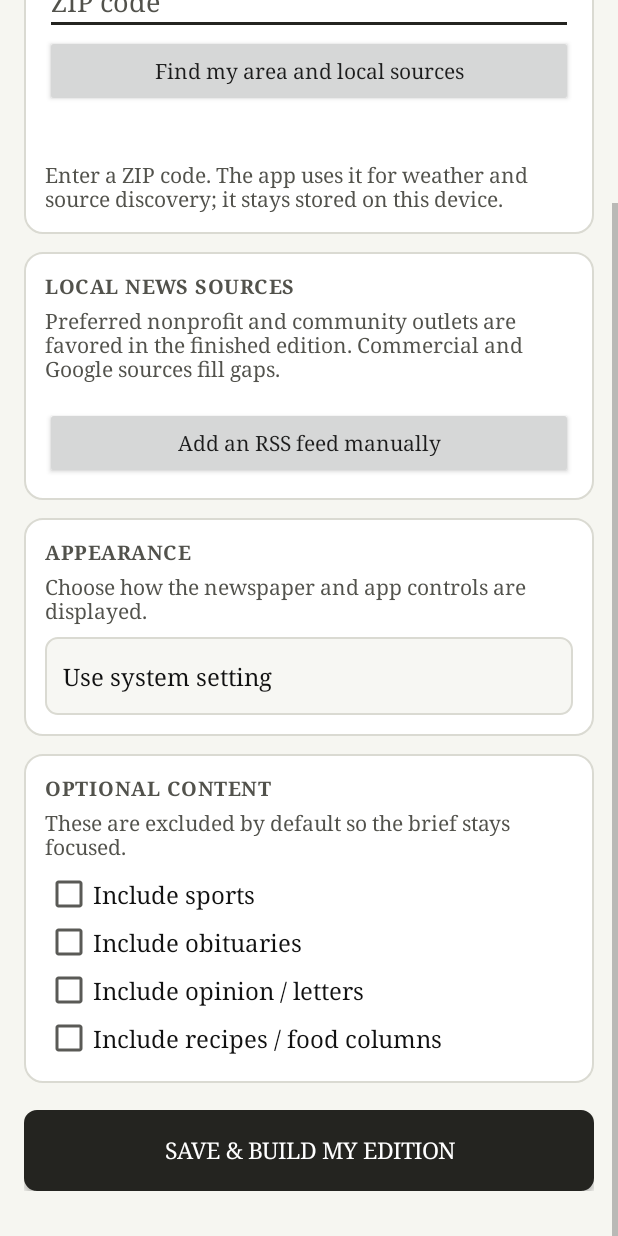
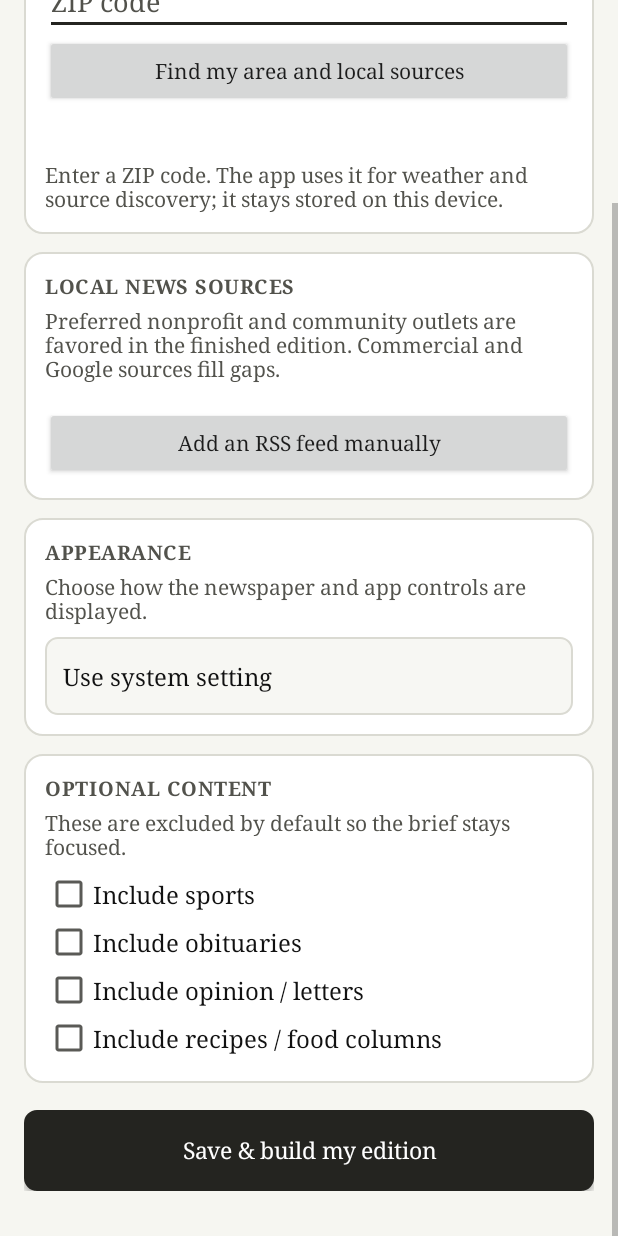
Before and after one commit to JayVee-V/TheDailyBrief, an Android app: the screen it shows after launch (SetupActivity), scrolled down 162 dp, on a phone screen of 412 x 824 dp. Run offline under Robolectric (Android 15) with nearby library versions, the phone set to English and light mode, and no system bars.

Commit message:
Unify SetupActivity configuration and edition actions

```diff
--- a/expanded/app/src/main/java/org/morningbrief/app/SetupActivity.java
+++ b/expanded/app/src/main/java/org/morningbrief/app/SetupActivity.java
@@ -70,7 +70,7 @@ public class SetupActivity extends Activity {
 
         TextView head = text("NewPaper", 28, true);
         root.addView(head);
-        TextView sub = text("Local news, assembled on your phone.", 17, false);
+        TextView sub = text(getIntent().getBooleanExtra("edit",false)?"LOCAL SETTINGS":"Local news, assembled on your phone.", 17, false);
         sub.setTextColor(mutedColor);
         sub.setPadding(0, dp(4), 0, dp(14));
         root.addView(sub);
@@ -157,13 +157,20 @@ public class SetupActivity extends Activity {
         filterPanel.addView(sports); filterPanel.addView(obits); filterPanel.addView(opinion); filterPanel.addView(recipes);
         addPanel(root, filterPanel);
 
-        Button save = button("SAVE & BUILD MY EDITION", true);
-        save.setOnClickListener(v -> save());
+        boolean editing=getIntent().getBooleanExtra("edit",false);
+        Button save = button(editing?"Save settings":"Save & build my edition", true);
+        save.setOnClickListener(v -> save(!editing));
         LinearLayout.LayoutParams sp = match();
         sp.topMargin = dp(18);
         sp.height = dp(54);
         root.addView(save, sp);
-
+        if(editing){
+            Button update=button("Save & update edition",false);
+            update.setOnClickListener(v->save(true));root.addView(update,match());
+        }
+        scroll.setOnApplyWindowInsetsListener((v,insets)->{
+            scroll.setPadding(0,insets.getSystemWindowInsetTop(),0,insets.getSystemWindowInsetBottom());return insets;
+        });
         setContentView(scroll);
     }
 
@@ -261,7 +268,7 @@ public class SetupActivity extends Activity {
                 .show();
     }
 
-    private void save() {
+    private void save(boolean update) {
         String currentZip = zip.getText().toString().trim();
         if (resolvedLocation == null || !currentZip.equals(resolvedLocation.zip)) {
             Toast.makeText(this, "Run source discovery for this ZIP code first.", Toast.LENGTH_LONG).show();
@@ -287,6 +294,9 @@ public class SetupActivity extends Activity {
         SettingsStore.setSetup(this, true);
         Scheduler.scheduleNext(this);
 
+        if(getIntent().getBooleanExtra("edit",false)){
+            setResult(RESULT_OK,new Intent().putExtra("update",update));finish();return;
+        }
         Intent i = new Intent(this, MainActivity.class);
         i.addFlags(Intent.FLAG_ACTIVITY_CLEAR_TOP | Intent.FLAG_ACTIVITY_NEW_TASK);
         startActivity(i);
```
